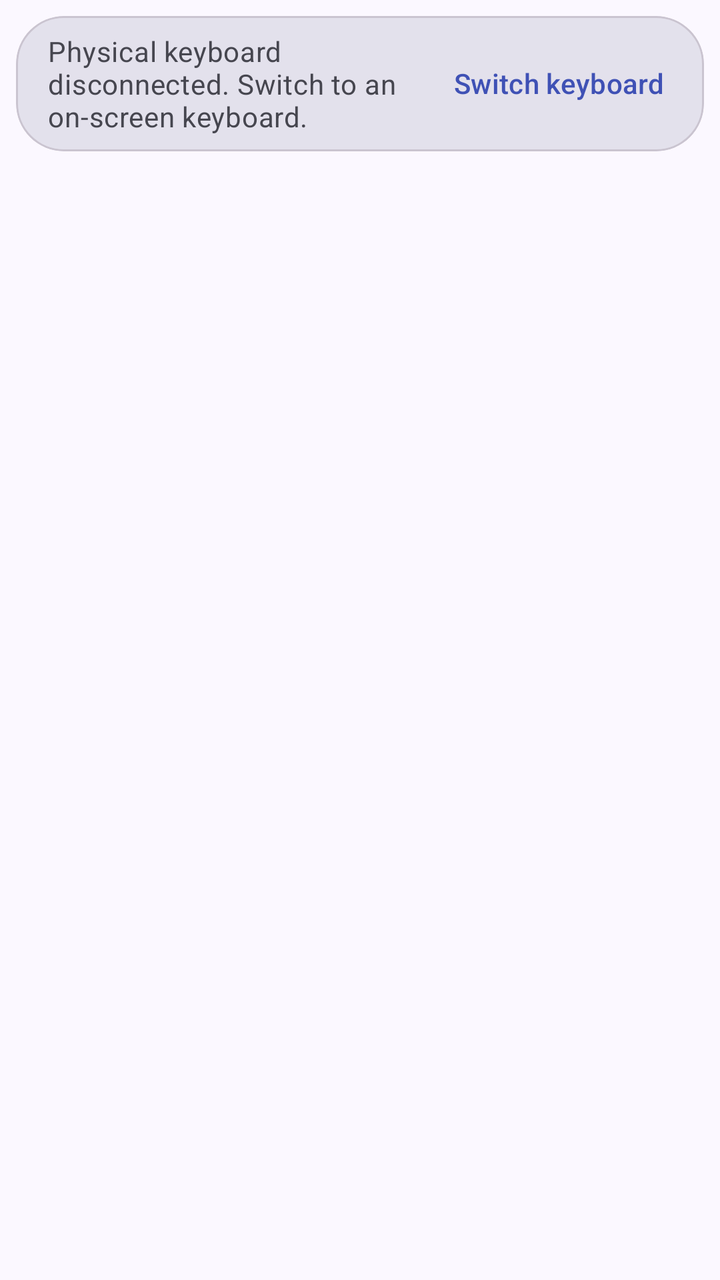
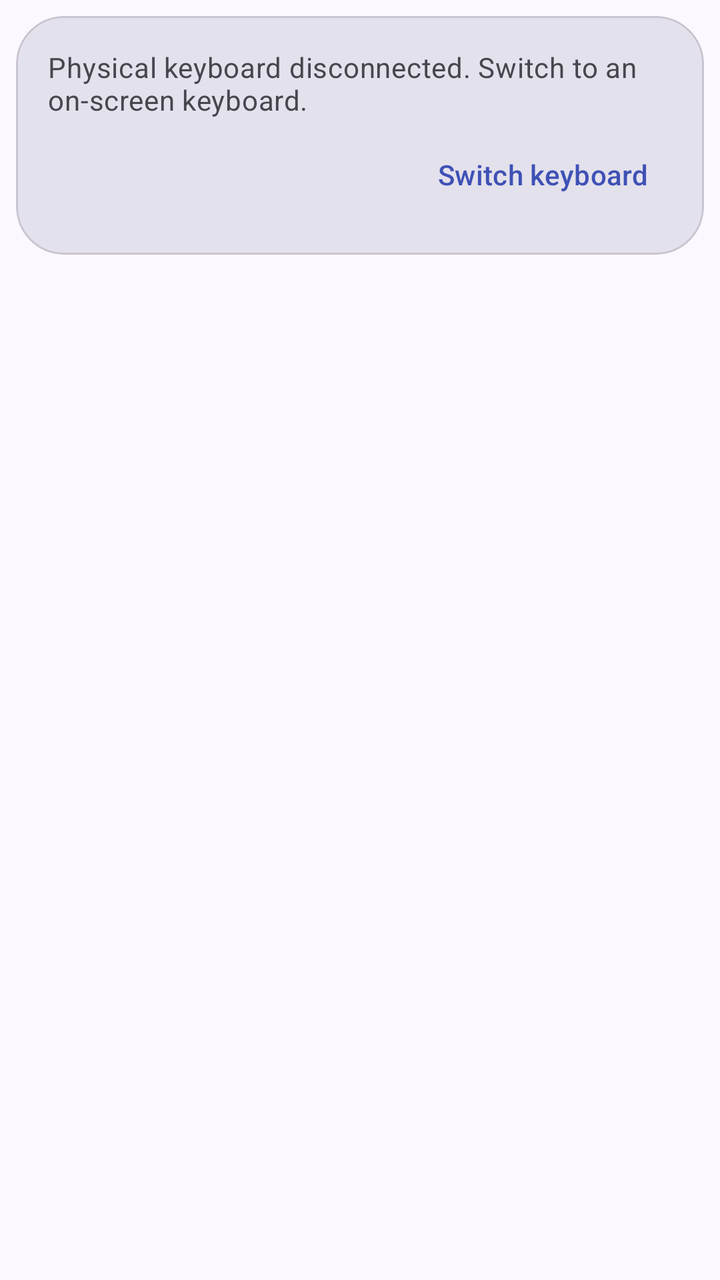

An Android layout rendered at two revisions. The XML below is the earlier revision; the diff shows what the commit changed to produce the second picture.
<!-- AndroidManifest.xml: application theme Theme.AltShift -->
<!-- res/layout/view_ime_fallback.xml -->
<?xml version="1.0" encoding="utf-8"?>
<FrameLayout xmlns:android="http://schemas.android.com/apk/res/android"
    xmlns:app="http://schemas.android.com/apk/res-auto"
    android:layout_width="match_parent"
    android:layout_height="wrap_content"
    android:padding="8dp">

    <com.google.android.material.card.MaterialCardView
        android:layout_width="match_parent"
        android:layout_height="wrap_content"
        app:cardBackgroundColor="?attr/colorSurfaceVariant"
        app:cardCornerRadius="24dp"
        app:cardElevation="0dp">

        <LinearLayout
            android:layout_width="match_parent"
            android:layout_height="wrap_content"
            android:gravity="center_vertical"
            android:orientation="horizontal"
            android:paddingStart="16dp"
            android:paddingTop="8dp"
            android:paddingEnd="8dp"
            android:paddingBottom="8dp">

            <TextView
                android:layout_width="0dp"
                android:layout_height="wrap_content"
                android:layout_weight="1"
                android:text="@string/ime_fallback_message"
                android:textAppearance="?attr/textAppearanceBodyMedium"
                android:textColor="?attr/colorOnSurfaceVariant" />

            <com.google.android.material.button.MaterialButton
                android:id="@+id/switchKeyboardButton"
                style="@style/Widget.Material3.Button.TextButton"
                android:layout_width="wrap_content"
                android:layout_height="wrap_content"
                android:layout_marginStart="8dp"
                android:text="@string/ime_fallback_action" />

        </LinearLayout>

    </com.google.android.material.card.MaterialCardView>

</FrameLayout>
<!-- resources referenced by this layout -->
<resources>
  <string name="ime_fallback_action">Switch keyboard</string>
  <string name="ime_fallback_message">Physical keyboard disconnected. Switch to an on-screen keyboard.</string>
  <style name="Theme.AltShift" parent="Theme.Material3.DayNight.NoActionBar">
          <item name="colorPrimary">@color/brand_primary</item>
          <item name="colorOnPrimary">@color/brand_on_primary</item>
          <item name="colorPrimaryContainer">@color/brand_primary_container</item>
          <item name="colorOnPrimaryContainer">@color/brand_on_primary_container</item>
          <item name="colorSecondary">@color/brand_secondary</item>
          <item name="colorOnSecondary">@color/brand_on_secondary</item>
          <item name="colorSecondaryContainer">@color/brand_secondary_container</item>
          <item name="colorOnSecondaryContainer">@color/brand_on_secondary_container</item>
          <item name="colorSurface">@color/brand_surface</item>
          <item name="colorOnSurface">@color/brand_on_surface</item>
          <item name="colorSurfaceVariant">@color/brand_surface_variant</item>
          <item name="colorOnSurfaceVariant">@color/brand_on_surface_variant</item>
          <item name="colorOutline">@color/brand_outline</item>
          <item name="colorError">@color/brand_error</item>
          <item name="colorOnError">@color/brand_on_error</item>
          <item name="android:windowBackground">@color/brand_surface</item>
          <item name="android:statusBarColor">@color/brand_surface</item>
          <item name="android:navigationBarColor">@color/brand_surface</item>
          <item name="android:windowLightStatusBar">@bool/window_light_system_bars</item>
          <item name="android:windowLightNavigationBar" tools:targetApi="27">@bool/window_light_system_bars</item>
      </style>
  <color name="brand_primary">#3F51B5</color>
  <color name="brand_on_primary">#FFFFFF</color>
  <color name="brand_primary_container">#DEE0FF</color>
  <color name="brand_on_primary_container">#00105C</color>
  <color name="brand_secondary">#5B5D72</color>
  <color name="brand_on_secondary">#FFFFFF</color>
  <color name="brand_secondary_container">#E0E1F9</color>
  <color name="brand_on_secondary_container">#181A2C</color>
  <color name="brand_surface">#FBF8FF</color>
  <color name="brand_on_surface">#1B1B21</color>
  <color name="brand_surface_variant">#E3E1EC</color>
  <color name="brand_on_surface_variant">#46464F</color>
  <color name="brand_outline">#777680</color>
  <color name="brand_error">#BA1A1A</color>
  <color name="brand_on_error">#FFFFFF</color>
</resources>

<!-- the commit's change to res/layout/view_ime_fallback.xml (unified diff, before → after) -->
@@ -15,28 +15,40 @@
         <LinearLayout
             android:layout_width="match_parent"
             android:layout_height="wrap_content"
-            android:gravity="center_vertical"
-            android:orientation="horizontal"
-            android:paddingStart="16dp"
-            android:paddingTop="8dp"
-            android:paddingEnd="8dp"
-            android:paddingBottom="8dp">
+            android:orientation="vertical"
+            android:padding="16dp">
 
             <TextView
-                android:layout_width="0dp"
+                android:id="@+id/fallbackMessage"
+                android:layout_width="match_parent"
                 android:layout_height="wrap_content"
-                android:layout_weight="1"
                 android:text="@string/ime_fallback_message"
                 android:textAppearance="?attr/textAppearanceBodyMedium"
                 android:textColor="?attr/colorOnSurfaceVariant" />
 
-            <com.google.android.material.button.MaterialButton
-                android:id="@+id/switchKeyboardButton"
-                style="@style/Widget.Material3.Button.TextButton"
-                android:layout_width="wrap_content"
+            <LinearLayout
+                android:layout_width="match_parent"
                 android:layout_height="wrap_content"
-                android:layout_marginStart="8dp"
-                android:text="@string/ime_fallback_action" />
+                android:layout_marginTop="4dp"
+                android:gravity="end"
+                android:orientation="vertical">
+
+                <com.google.android.material.button.MaterialButton
+                    android:id="@+id/switchKeyboardButton"
+                    style="@style/Widget.Material3.Button.TextButton"
+                    android:layout_width="wrap_content"
+                    android:layout_height="wrap_content"
+                    android:text="@string/ime_fallback_action" />
+
+                <com.google.android.material.button.MaterialButton
+                    android:id="@+id/openKeyboardSettingsButton"
+                    style="@style/Widget.Material3.Button.TextButton"
+                    android:layout_width="wrap_content"
+                    android:layout_height="wrap_content"
+                    android:text="@string/ime_fallback_settings_action"
+                    android:visibility="gone" />
+
+            </LinearLayout>
 
         </LinearLayout>
 
<!-- resource entries referenced after the edit -->
@@ -2,6 +2,7 @@
 <resources>
   <string name="ime_fallback_action">Switch keyboard</string>
   <string name="ime_fallback_message">Physical keyboard disconnected. Switch to an on-screen keyboard.</string>
+  <string name="ime_fallback_settings_action">Open Keyboard Settings</string>
   <style name="Theme.AltShift" parent="Theme.Material3.DayNight.NoActionBar">
           <item name="colorPrimary">@color/brand_primary</item>
           <item name="colorOnPrimary">@color/brand_on_primary</item>
